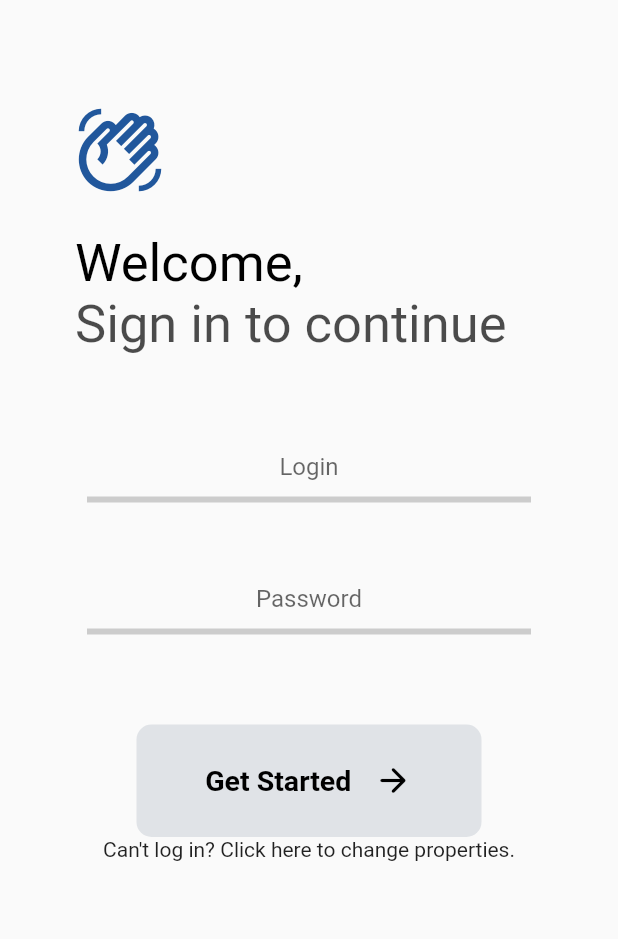
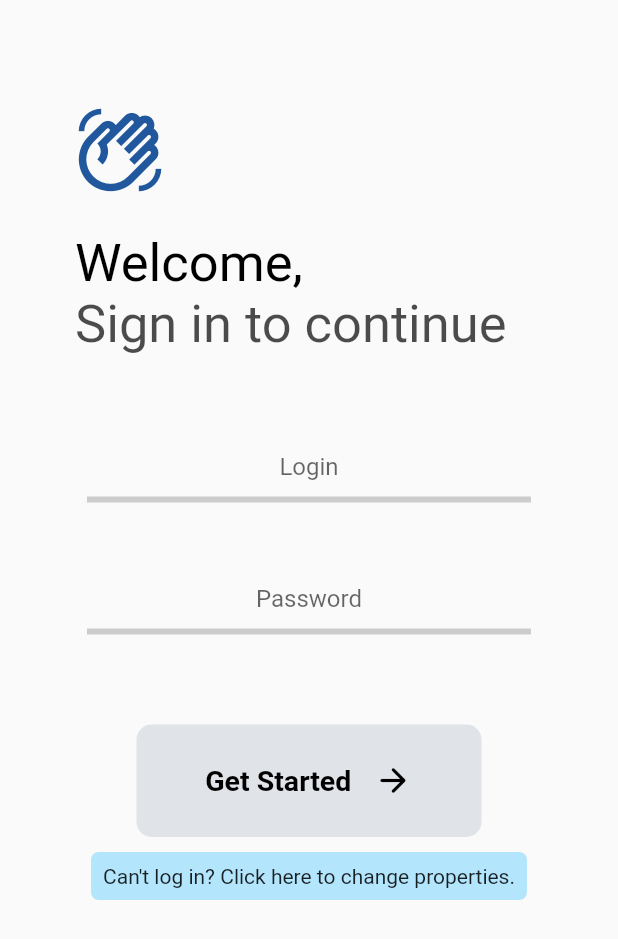
Before and after one commit to reka2k/GEM, a Flutter app: the screen it shows after launch, on a phone screen of 412 x 824 dp. Shown: the top 939 px of the screen. Run offline on Flutter 3.47's test engine with Material 2 defaults, Android fonts, the phone set to English and light mode, and no system bars; our stand-ins replace loading_animation_widget, syncfusion_flutter_charts.

Commit message:
Add files via upload

```diff
--- a/gemMobile/lib/services/config.dart
+++ b/gemMobile/lib/services/config.dart
@@ -17,10 +17,8 @@ class ConfigService {
     try {
       final configFile = await _localConfigFile;
 
-      //Read the file
       final config = await configFile.readAsString();
 
-      print(jsonDecode(config));
       return jsonDecode(config);
     } catch (e) {
       return null;
--- a/gemMobile/lib/services/facture_service.dart
+++ b/gemMobile/lib/services/facture_service.dart
@@ -156,6 +156,8 @@ class FactureService {
 
   _calculFactureHCHP(DateTime date) async {
     await _getRelevesData();
+    return 0;
+    // TODO: FAIRE LE CALCUL DE FACTURE HEURES PLEINES/CREUSES !!!
   }
 
   _calculFactureBase(DateTime date) async {
--- a/gemMobile/lib/views/login_view.dart
+++ b/gemMobile/lib/views/login_view.dart
@@ -106,7 +106,15 @@ class _LoginScreenState extends State<LoginScreen> {
 
   @override
   Widget build(BuildContext context) {
-    return Scaffold(
+    return GestureDetector(
+      onTap: () {
+        FocusScopeNode currentFocus = FocusScope.of(context);
+
+        if (!currentFocus.hasPrimaryFocus) {
+          currentFocus.unfocus();
+        }
+      },
+      child: Scaffold(
         resizeToAvoidBottomInset: true,
         body: SafeArea(
           bottom: false,
@@ -188,11 +196,18 @@ class _LoginScreenState extends State<LoginScreen> {
                                 },
                               ),
                               Center(
+                                child: Container(
+                                  margin: EdgeInsets.only(top: 10),
+                                  padding: EdgeInsets.all(8),
+                                  decoration: BoxDecoration(
+                                      color: Colors.lightBlue[100],
+                                      borderRadius: BorderRadius.circular(5)),
                                   child: InkWell(
                                     onTap: () => showAlertDialog(context),
                                     child: const Text(
                                         "Can't log in? Click here to change properties.",
                                         maxLines: 1),
+                                  ),
                                 ),
                               )
                             ],
@@ -203,6 +218,7 @@ class _LoginScreenState extends State<LoginScreen> {
                   ),
                 ),
         ),
+      ),
     );
   }
 }
--- a/gemMobile/lib/widgets/solaire_chart.dart
+++ b/gemMobile/lib/widgets/solaire_chart.dart
@@ -29,10 +29,8 @@ class _SolaireChartState extends State<SolaireChart> {
             enable: true,
           ),
           primaryXAxis: DateTimeAxis(),
-          series: <CartesianSeries<Solaire, DateTime>>[
-            SplineAreaSeries<Solaire, DateTime>(
-                borderColor: Colors.green[700],
-                borderWidth: 2,
+          series: <SplineSeries<Solaire, DateTime>>[
+            SplineSeries<Solaire, DateTime>(
                 name: "Consommation",
                 color: Colors.green,
                 dataSource: widget.data,
```
Also changed, not shown: gemMobile/lib/views/compteur_view.dart (+12 -4 lines). Lines whose indentation alone changed are shown as unchanged.
